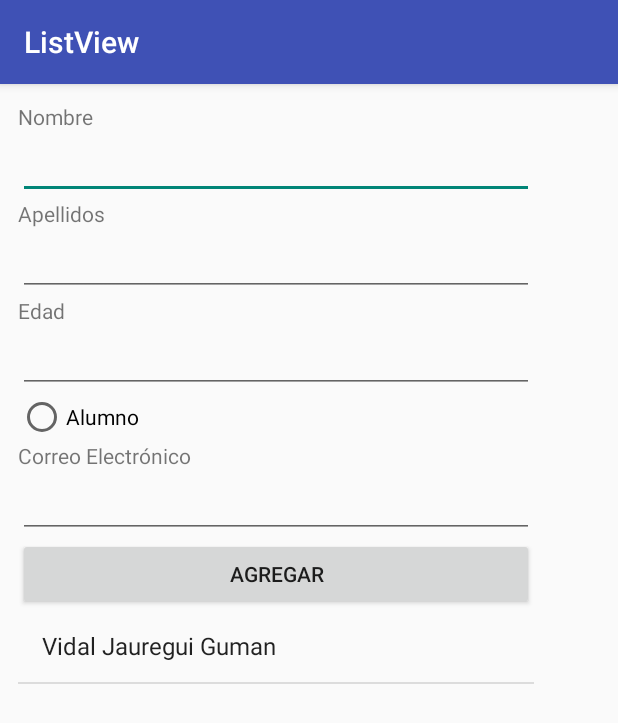
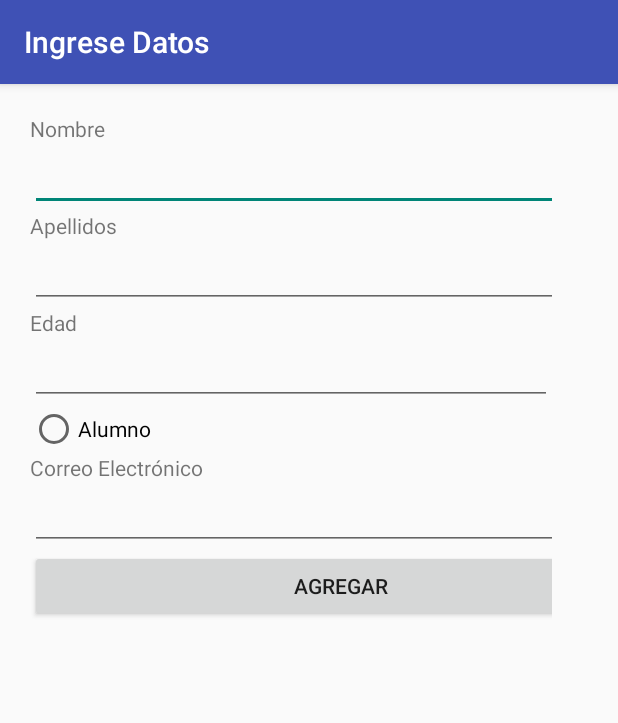
Before and after one commit to MeleekTauz/ListView-Android-Studio, an Android app: the screen it shows after launch (MainActivity), on a phone screen of 412 x 824 dp. Shown: the top 723 px of the screen. Run offline under Robolectric (Android 15) with nearby library versions, the phone set to English and light mode, and no system bars.

Commit message:
List View V 2

```diff
--- a/app/src/main/AndroidManifest.xml
+++ b/app/src/main/AndroidManifest.xml
@@ -5,7 +5,7 @@
     <application
         android:allowBackup="true"
         android:icon="@mipmap/ic_launcher"
-        android:label="@string/app_name"
+        android:label="Ingrese Datos"
         android:roundIcon="@mipmap/ic_launcher_round"
         android:supportsRtl="true"
         android:theme="@style/AppTheme">
--- a/app/src/main/java/com/jauregui/listview/MainActivity.java
+++ b/app/src/main/java/com/jauregui/listview/MainActivity.java
@@ -33,25 +33,8 @@ public class MainActivity extends AppCompatActivity {
         et4 = (EditText) findViewById(R.id.etCorreo);
         rbt1 = (RadioButton) findViewById(R.id.rbtAlumno);
         btn1 = (Button) findViewById(R.id.rbtAlumno);
-        lv1 = (ListView) findViewById(R.id.lvLista);
-
-        lista.add("Vidal Jauregui Guman");
-        final ArrayAdapter<String> adapter = new ArrayAdapter<String>(this, android.R.layout.simple_list_item_1, lista);
-
-        lv1.setAdapter(adapter);
-
-        btn1.setOnClickListener(new View.OnClickListener() {
-            @Override
-            public void onClick(View view) {
-
-                String mensaje = " no es alumno";
-                lv1.setAdapter(null);
-                String nom = et1.getText().toString().trim();
-                lista.add(nom);
-                et1.setText("");
-                lv1.setAdapter(adapter);
-            }
-        });
+        lv1 = (ListView) findViewById(R.id.lvAlumnos);
 
     }
+
 }
--- a/app/src/main/res/layout/activity_main.xml
+++ b/app/src/main/res/layout/activity_main.xml
@@ -9,20 +9,12 @@
     <LinearLayout
         android:layout_width="368dp"
         android:layout_height="495dp"
-        android:layout_margin="12dp"
+        android:layout_margin="15dp"
         android:orientation="vertical"
+        android:padding="20dp"
+        android:paddingEnd="0dp"
         tools:layout_editor_absoluteX="8dp"
         tools:layout_editor_absoluteY="8dp">
-
-        <ScrollView
-            android:layout_width="match_parent"
-            android:layout_height="match_parent"
-            android:layout_margin="12dp">
-
-            <LinearLayout
-                android:layout_width="match_parent"
-                android:layout_height="wrap_content"
-                android:orientation="vertical">
 
         <TextView
             android:id="@+id/txt1"
@@ -32,7 +24,7 @@
 
         <EditText
             android:id="@+id/etNombre"
-                    android:layout_width="match_parent"
+            android:layout_width="357dp"
             android:layout_height="wrap_content"
             android:ems="10"
             android:inputType="textPersonName" />
@@ -45,7 +37,7 @@
 
         <EditText
             android:id="@+id/etApellido"
-                    android:layout_width="match_parent"
+            android:layout_width="368dp"
             android:layout_height="wrap_content"
             android:ems="10"
             android:inputType="textPersonName" />
@@ -58,14 +50,14 @@
 
         <EditText
             android:id="@+id/etEdad"
-                    android:layout_width="match_parent"
+            android:layout_width="348dp"
             android:layout_height="wrap_content"
             android:ems="10"
             android:inputType="textPersonName" />
 
         <RadioButton
             android:id="@+id/rbtAlumno"
-                    android:layout_width="wrap_content"
+            android:layout_width="match_parent"
             android:layout_height="wrap_content"
             android:text="@string/rbt1" />
 
@@ -77,25 +69,17 @@
 
         <EditText
             android:id="@+id/etCorreo"
-                    android:layout_width="match_parent"
+            android:layout_width="352dp"
             android:layout_height="wrap_content"
             android:ems="10"
             android:inputType="textEmailAddress" />
 
         <Button
             android:id="@+id/btAgregar"
-                    android:layout_width="match_parent"
+            android:layout_width="413dp"
             android:layout_height="wrap_content"
             android:onClick="Agregar"
             android:text="@string/bt1" />
 
-                <ListView
-                    android:id="@+id/lvLista"
-                    android:layout_width="match_parent"
-                    android:layout_height="149dp" />
-
-            </LinearLayout>
-        </ScrollView>
-
     </LinearLayout>
 </android.support.constraint.ConstraintLayout>
```
Lines whose indentation alone changed are shown as unchanged.
